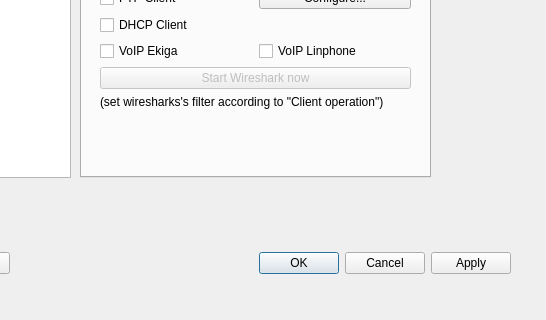
This is node.ui in koppd/mt as Qt 5 draws it before an edit; both pictures show x 100 to 646 and y 133 to 453 of the 646 by 453 pixel window. The edited form follows.
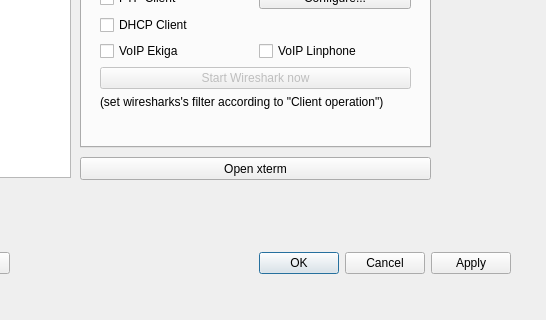
This is the edited form. The open tabs and pages were chosen to show the change.

Commit message: open xterm button

What changed in the file:
```diff
--- a/node.ui
+++ b/node.ui
@@ -116,7 +116,7 @@
      <x>180</x>
      <y>50</y>
      <width>351</width>
-     <height>261</height>
+     <height>231</height>
     </rect>
    </property>
    <property name="currentIndex">
@@ -400,6 +400,19 @@
     </layout>
    </widget>
   </widget>
+  <widget class="QPushButton" name="pushButton_5">
+   <property name="geometry">
+    <rect>
+     <x>180</x>
+     <y>290</y>
+     <width>351</width>
+     <height>23</height>
+    </rect>
+   </property>
+   <property name="text">
+    <string>Open xterm</string>
+   </property>
+  </widget>
   <zorder>buttonBox</zorder>
   <zorder>listHost</zorder>
   <zorder>label</zorder>
```
Left out of the diff: 3 changed lines with no effect on the pictures.
